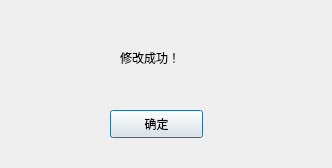
Before: the Qt Designer form UI/ok.ui in fivefz/agricultureAI, drawn with Qt 5.
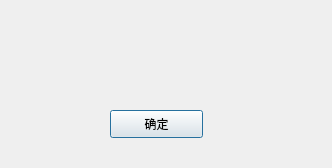
After: the same form once the commit is applied.

The edit to the form file:
```diff
--- a/UI/ok.ui
+++ b/UI/ok.ui
@@ -10,6 +10,18 @@
     <height>168</height>
    </rect>
   </property>
+  <property name="minimumSize">
+   <size>
+    <width>332</width>
+    <height>168</height>
+   </size>
+  </property>
+  <property name="maximumSize">
+   <size>
+    <width>332</width>
+    <height>168</height>
+   </size>
+  </property>
   <property name="windowTitle">
    <string>Dialog</string>
   </property>
@@ -29,14 +41,17 @@
   <widget class="QLabel" name="label">
    <property name="geometry">
     <rect>
-     <x>120</x>
+     <x>80</x>
      <y>50</y>
-     <width>72</width>
-     <height>15</height>
+     <width>151</width>
+     <height>21</height>
     </rect>
    </property>
    <property name="text">
-    <string>修改成功！</string>
+    <string/>
+   </property>
+   <property name="alignment">
+    <set>Qt::AlignCenter</set>
    </property>
   </widget>
  </widget>
```
